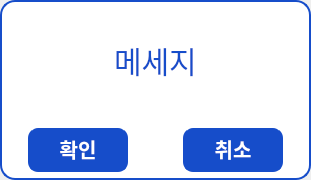
Qt form client/view/view_check.ui (si-yeon/management_program) before a commit.
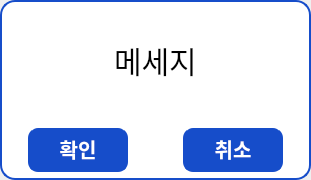
The same form after that commit.

Diff of the .ui file:
```diff
--- a/client/view/view_check.ui
+++ b/client/view/view_check.ui
@@ -70,13 +70,13 @@
        <number>0</number>
       </property>
       <property name="leftMargin">
-       <number>0</number>
+       <number>20</number>
       </property>
       <property name="topMargin">
        <number>0</number>
       </property>
       <property name="rightMargin">
-       <number>0</number>
+       <number>20</number>
       </property>
       <property name="bottomMargin">
        <number>0</number>
@@ -93,12 +93,8 @@
          <string notr="true">background-color: transparent;
 font-size: 30px;
 text-align: center;
- color: #164DCA;
 border: none;
-border-radius: 0;
-
-
-</string>
+border-radius: 0;</string>
         </property>
         <property name="text">
          <string>메세지</string>
```
Left out of the diff: 2 changed lines with no effect on the pictures.
